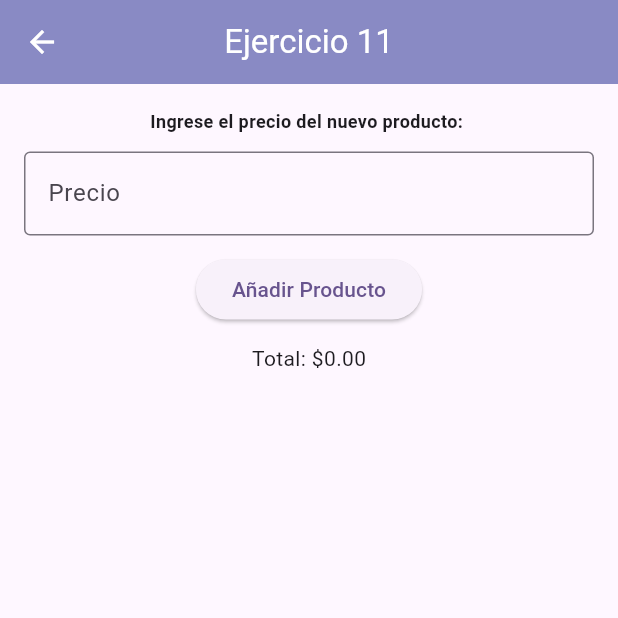
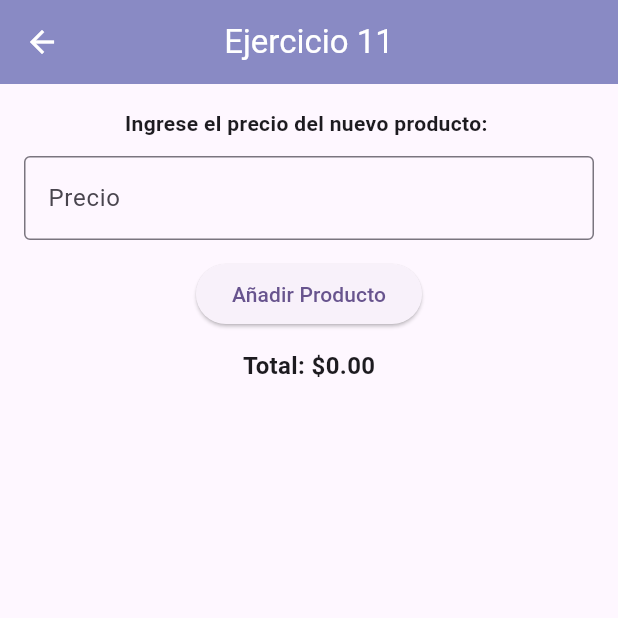
Before and after one commit to IMarcusDev/Tarea1_27843_moviles, a Flutter app: the Ejercicio11View screen opened directly, on a phone screen of 412 x 824 dp, the top half of it. Run offline on Flutter 3.47's test engine with Material 3 defaults, Android fonts, the phone set to English and light mode, and no system bars.

Commit message:
Better Stylish

```diff
--- a/lib/screens/ej11.dart
+++ b/lib/screens/ej11.dart
@@ -54,7 +54,7 @@ class _Ejercicio11State extends State<Ejercicio11View> {
         padding: EdgeInsetsGeometry.all(16),
         child: Column(
           children: [
-            Text('Ingrese el precio del nuevo producto: ', style: TextStyle(fontSize: 12, fontWeight: FontWeight.bold),),
+            Text('Ingrese el precio del nuevo producto: ', style: TextStyle(fontSize: 14, fontWeight: FontWeight.bold),),
 
             SizedBox(height: spaceSize,),
 
@@ -78,7 +78,7 @@ class _Ejercicio11State extends State<Ejercicio11View> {
 
             SizedBox(height: spaceSize,),
 
-            Text('Total: \$${total.toStringAsFixed(2)}'),
+            Text('Total: \$${total.toStringAsFixed(2)}', style: TextStyle(fontSize: 16, fontWeight: FontWeight.w600),),
           ],
         )
       ),
```
